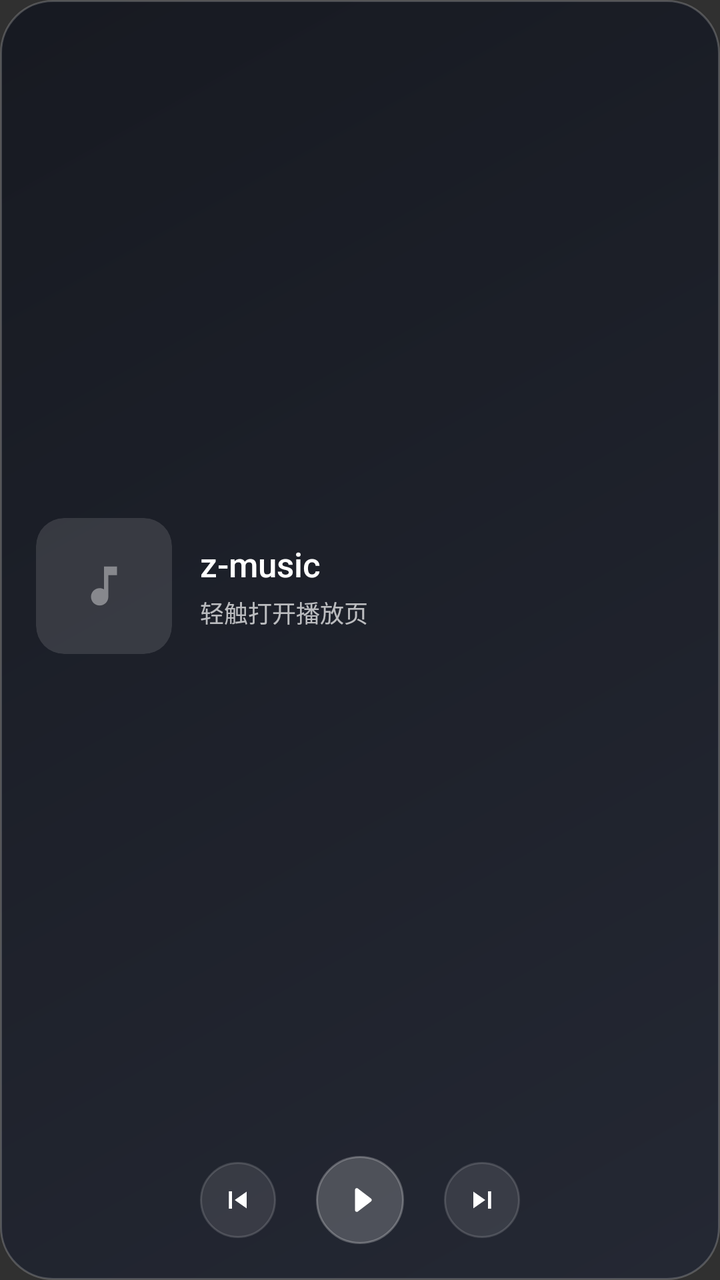
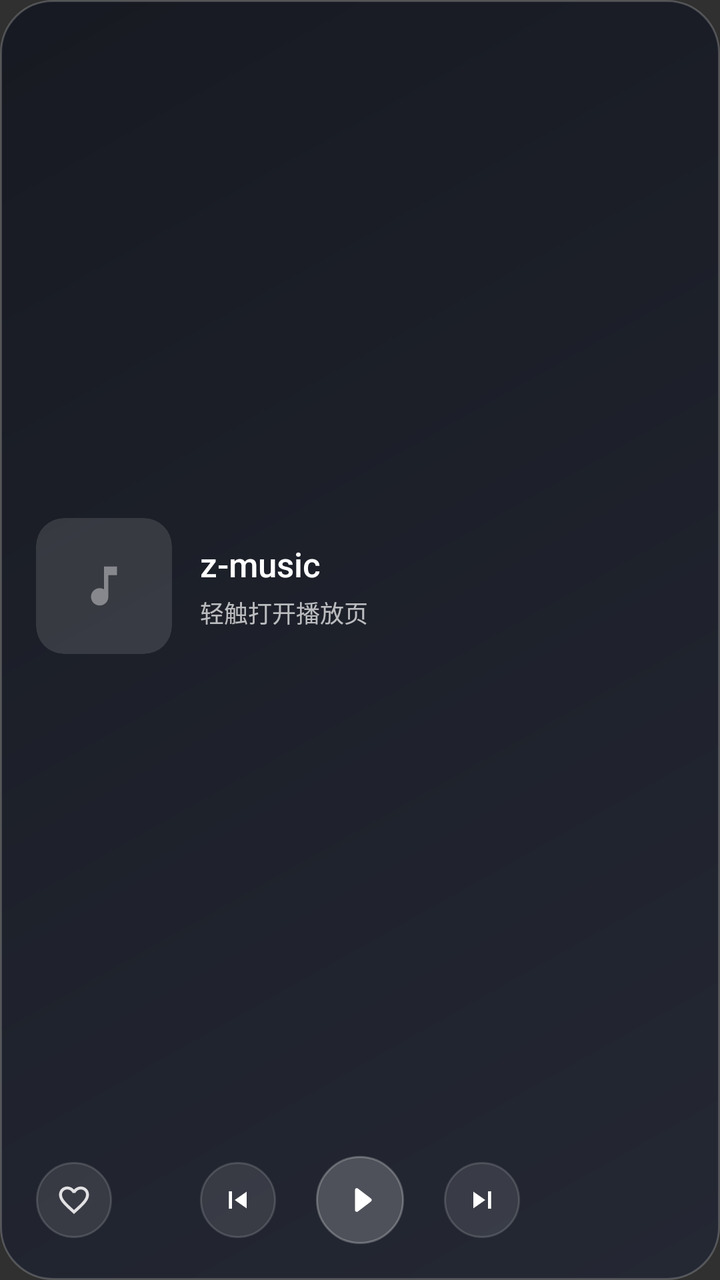

Two renders of the same Android screen: before a commit and after it. Below are the layout's source before the change and the commit's diff.
<!-- AndroidManifest.xml: application theme Theme.MusicBox -->
<!-- res/layout/widget_player.xml -->
<?xml version="1.0" encoding="utf-8"?>
<LinearLayout xmlns:android="http://schemas.android.com/apk/res/android"
    android:id="@+id/widget_root"
    android:layout_width="match_parent"
    android:layout_height="match_parent"
    android:background="@drawable/widget_bg"
    android:orientation="vertical"
    android:padding="18dp">

    <LinearLayout
        android:layout_width="match_parent"
        android:layout_height="0dp"
        android:layout_weight="1"
        android:gravity="center_vertical"
        android:orientation="horizontal">

        <ImageView
            android:id="@+id/widget_cover"
            android:layout_width="68dp"
            android:layout_height="68dp"
            android:background="@drawable/widget_cover_bg"
            android:clipToOutline="true"
            android:contentDescription="@string/widget_cover_desc"
            android:scaleType="centerCrop" />

        <LinearLayout
            android:layout_width="0dp"
            android:layout_height="wrap_content"
            android:layout_marginStart="14dp"
            android:layout_weight="1"
            android:gravity="center_vertical"
            android:orientation="vertical">

            <TextView
                android:id="@+id/widget_title"
                android:layout_width="match_parent"
                android:layout_height="wrap_content"
                android:ellipsize="end"
                android:fontFamily="sans-serif-medium"
                android:maxLines="1"
                android:text="@string/widget_idle_title"
                android:textColor="#FFFFFFFF"
                android:textSize="17sp" />

            <TextView
                android:id="@+id/widget_artist"
                android:layout_width="match_parent"
                android:layout_height="wrap_content"
                android:layout_marginTop="4dp"
                android:ellipsize="end"
                android:maxLines="1"
                android:text="@string/widget_idle_subtitle"
                android:textColor="#B3FFFFFF"
                android:textSize="12sp" />

            <TextView
                android:id="@+id/widget_lyric"
                android:layout_width="match_parent"
                android:layout_height="wrap_content"
                android:layout_marginTop="5dp"
                android:ellipsize="end"
                android:maxLines="1"
                android:textColor="#8FFFFFFF"
                android:textSize="12sp"
                android:visibility="gone" />
        </LinearLayout>
    </LinearLayout>

    <LinearLayout
        android:layout_width="match_parent"
        android:layout_height="44dp"
        android:layout_marginTop="10dp"
        android:gravity="center"
        android:orientation="horizontal">

        <ImageButton
            android:id="@+id/widget_prev"
            android:layout_width="38dp"
            android:layout_height="38dp"
            android:background="@drawable/widget_control_bg"
            android:contentDescription="@string/widget_prev_desc"
            android:padding="10dp"
            android:scaleType="centerInside"
            android:src="@drawable/ic_widget_prev" />

        <ImageButton
            android:id="@+id/widget_play"
            android:layout_width="44dp"
            android:layout_height="44dp"
            android:layout_marginHorizontal="20dp"
            android:background="@drawable/widget_control_primary_bg"
            android:contentDescription="@string/widget_play_desc"
            android:padding="12dp"
            android:scaleType="centerInside"
            android:src="@drawable/ic_widget_play" />

        <ImageButton
            android:id="@+id/widget_next"
            android:layout_width="38dp"
            android:layout_height="38dp"
            android:background="@drawable/widget_control_bg"
            android:contentDescription="@string/widget_next_desc"
            android:padding="10dp"
            android:scaleType="centerInside"
            android:src="@drawable/ic_widget_next" />
    </LinearLayout>
</LinearLayout>
<!-- resources referenced by this layout -->
<resources>
  <!-- drawable ic_widget_next (drawable) -->
  <?xml version="1.0" encoding="utf-8"?>
  <vector xmlns:android="http://schemas.android.com/apk/res/android"
      android:width="24dp"
      android:height="24dp"
      android:viewportWidth="24"
      android:viewportHeight="24">
      <path
          android:fillColor="#FFFFFFFF"
          android:pathData="M6.2,6.4L14.2,12L6.2,17.6Z" />
      <path
          android:fillColor="#FFFFFFFF"
          android:pathData="M16,6.2h2.1v11.6h-2.1z" />
  </vector>
  <!-- drawable ic_widget_play (drawable) -->
  <?xml version="1.0" encoding="utf-8"?>
  <vector xmlns:android="http://schemas.android.com/apk/res/android"
      android:width="24dp"
      android:height="24dp"
      android:viewportWidth="24"
      android:viewportHeight="24">
      <path
          android:fillColor="#FFFFFFFF"
          android:pathData="M9,5.9C9,5.1 9.9,4.6 10.6,5L18.6,11.1C19.2,11.5 19.2,12.5 18.6,12.9L10.6,19C9.9,19.4 9,18.9 9,18.1Z" />
  </vector>
  <!-- drawable widget_bg (drawable) -->
  <?xml version="1.0" encoding="utf-8"?>
  <shape xmlns:android="http://schemas.android.com/apk/res/android"
      android:shape="rectangle">
      <corners android:radius="26dp" />
      <gradient
          android:angle="315"
          android:startColor="#F2151820"
          android:endColor="#F2232733" />
      <stroke
          android:width="1dp"
          android:color="#33FFFFFF" />
  </shape>
  <!-- drawable widget_control_bg (drawable) -->
  <?xml version="1.0" encoding="utf-8"?>
  <shape xmlns:android="http://schemas.android.com/apk/res/android"
      android:shape="oval">
      <solid android:color="#1AFFFFFF" />
      <stroke
          android:width="1dp"
          android:color="#26FFFFFF" />
  </shape>
  <!-- drawable widget_control_primary_bg (drawable) -->
  <?xml version="1.0" encoding="utf-8"?>
  <shape xmlns:android="http://schemas.android.com/apk/res/android"
      android:shape="oval">
      <solid android:color="#33FFFFFF" />
      <stroke
          android:width="1dp"
          android:color="#40FFFFFF" />
  </shape>
  <string name="widget_cover_desc">当前歌曲封面</string>
  <string name="widget_idle_subtitle">轻触打开播放页</string>
  <string name="widget_idle_title">z-music</string>
  <string name="widget_next_desc">下一首</string>
  <string name="widget_play_desc">播放</string>
  <string name="widget_prev_desc">上一首</string>
  <style name="Theme.MusicBox" parent="@android:style/Theme.Material.NoActionBar">
          <item name="android:statusBarColor">@android:color/transparent</item>
          <item name="android:navigationBarColor">@android:color/transparent</item>
      </style>
  <!-- drawable ic_widget_note (drawable) -->
  <?xml version="1.0" encoding="utf-8"?>
  <vector xmlns:android="http://schemas.android.com/apk/res/android"
      android:width="24dp"
      android:height="24dp"
      android:viewportWidth="24"
      android:viewportHeight="24">
      <path
          android:fillColor="#66FFFFFF"
          android:pathData="M12,3v10.55c-0.59,-0.34 -1.27,-0.55 -2,-0.55 -2.21,0 -4,1.79 -4,4s1.79,4 4,4 4,-1.79 4,-4V7h4V3h-6z" />
  </vector>
  <!-- unchanged entries left out for length: 2 -->
</resources>

<!-- the commit's change to res/layout/widget_player.xml (unified diff, before → after) -->
@@ -66,42 +66,60 @@
         </LinearLayout>
     </LinearLayout>
 
-    <LinearLayout
+    
+    <FrameLayout
         android:layout_width="match_parent"
         android:layout_height="44dp"
-        android:layout_marginTop="10dp"
-        android:gravity="center"
-        android:orientation="horizontal">
+        android:layout_marginTop="10dp">
 
         <ImageButton
-            android:id="@+id/widget_prev"
+            android:id="@+id/widget_like"
             android:layout_width="38dp"
             android:layout_height="38dp"
+            android:layout_gravity="start|center_vertical"
             android:background="@drawable/widget_control_bg"
-            android:contentDescription="@string/widget_prev_desc"
+            android:contentDescription="@string/widget_like_desc"
             android:padding="10dp"
             android:scaleType="centerInside"
-            android:src="@drawable/ic_widget_prev" />
+            android:src="@drawable/ic_widget_heart" />
 
-        <ImageButton
-            android:id="@+id/widget_play"
-            android:layout_width="44dp"
-            android:layout_height="44dp"
-            android:layout_marginHorizontal="20dp"
-            android:background="@drawable/widget_control_primary_bg"
-            android:contentDescription="@string/widget_play_desc"
-            android:padding="12dp"
-            android:scaleType="centerInside"
-            android:src="@drawable/ic_widget_play" />
+        <LinearLayout
+            android:layout_width="wrap_content"
+            android:layout_height="wrap_content"
+            android:layout_gravity="center"
+            android:gravity="center"
+            android:orientation="horizontal">
 
-        <ImageButton
-            android:id="@+id/widget_next"
-            android:layout_width="38dp"
-            android:layout_height="38dp"
-            android:background="@drawable/widget_control_bg"
-            android:contentDescription="@string/widget_next_desc"
-            android:padding="10dp"
-            android:scaleType="centerInside"
-            android:src="@drawable/ic_widget_next" />
-    </LinearLayout>
+            <ImageButton
+                android:id="@+id/widget_prev"
+                android:layout_width="38dp"
+                android:layout_height="38dp"
+                android:background="@drawable/widget_control_bg"
+                android:contentDescription="@string/widget_prev_desc"
+                android:padding="10dp"
+                android:scaleType="centerInside"
+                android:src="@drawable/ic_widget_prev" />
+
+            <ImageButton
+                android:id="@+id/widget_play"
+                android:layout_width="44dp"
+                android:layout_height="44dp"
+                android:layout_marginHorizontal="20dp"
+                android:background="@drawable/widget_control_primary_bg"
+                android:contentDescription="@string/widget_play_desc"
+                android:padding="12dp"
+                android:scaleType="centerInside"
+                android:src="@drawable/ic_widget_play" />
+
+            <ImageButton
+                android:id="@+id/widget_next"
+                android:layout_width="38dp"
+                android:layout_height="38dp"
+                android:background="@drawable/widget_control_bg"
+                android:contentDescription="@string/widget_next_desc"
+                android:padding="10dp"
+                android:scaleType="centerInside"
+                android:src="@drawable/ic_widget_next" />
+        </LinearLayout>
+    </FrameLayout>
 </LinearLayout>
<!-- resource entries referenced after the edit -->
@@ -1,5 +1,16 @@
 <!-- resources referenced by this layout -->
 <resources>
+  <!-- drawable ic_widget_heart (drawable) -->
+  <?xml version="1.0" encoding="utf-8"?>
+  <vector xmlns:android="http://schemas.android.com/apk/res/android"
+      android:width="24dp"
+      android:height="24dp"
+      android:viewportWidth="24"
+      android:viewportHeight="24">
+      <path
+          android:fillColor="#D9FFFFFF"
+          android:pathData="M16.5,3c-1.74,0 -3.41,0.81 -4.5,2.09C10.91,3.81 9.24,3 7.5,3 4.42,3 2,5.42 2,8.5c0,3.78 3.4,6.86 8.55,11.54L12,21.35l1.45,-1.32C18.6,15.36 22,12.28 22,8.5 22,5.42 19.58,3 16.5,3zM12.1,18.55l-0.1,0.1 -0.1,-0.1C7.14,14.24 4,11.39 4,8.5 4,6.5 5.5,5 7.5,5c1.54,0 3.04,0.99 3.57,2.36h1.87C13.46,5.99 14.96,5 16.5,5c2,0 3.5,1.5 3.5,3.5 0,2.89 -3.14,5.74 -7.9,10.05z" />
+  </vector>
   <!-- drawable ic_widget_next (drawable) -->
   <?xml version="1.0" encoding="utf-8"?>
   <vector xmlns:android="http://schemas.android.com/apk/res/android"
@@ -59,6 +70,7 @@
   <string name="widget_cover_desc">当前歌曲封面</string>
   <string name="widget_idle_subtitle">轻触打开播放页</string>
   <string name="widget_idle_title">z-music</string>
+  <string name="widget_like_desc">喜欢</string>
   <string name="widget_next_desc">下一首</string>
   <string name="widget_play_desc">播放</string>
   <string name="widget_prev_desc">上一首</string>
